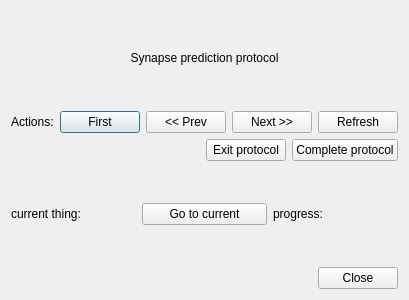
Qt form neurolabi/gui/protocols/synapsepredictionprotocol.ui (janelia-flyem/NeuTu) before a commit.
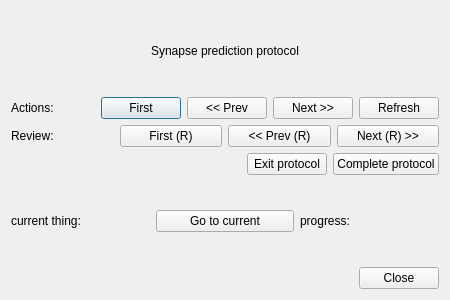
The same form after that commit.

Commit message: add review buttons for synapse protocol

```diff
--- a/neurolabi/gui/protocols/synapsepredictionprotocol.ui
+++ b/neurolabi/gui/protocols/synapsepredictionprotocol.ui
@@ -6,7 +6,7 @@
    <rect>
     <x>0</x>
     <y>0</y>
-    <width>400</width>
+    <width>450</width>
     <height>300</height>
    </rect>
   </property>
@@ -76,6 +76,38 @@
      </item>
     </layout>
    </item>
+   <item>
+    <layout class="QHBoxLayout" name="horizontalLayout_4">
+     <item>
+      <widget class="QLabel" name="label_3">
+       <property name="text">
+        <string>Review:</string>
+       </property>
+      </widget>
+     </item>
+     <item>
+      <widget class="QPushButton" name="reviewFirstButton">
+       <property name="text">
+        <string>First (R)</string>
+       </property>
+      </widget>
+     </item>
+     <item>
+      <widget class="QPushButton" name="reviewPrevButton">
+       <property name="text">
+        <string>&lt;&lt; Prev (R)</string>
+       </property>
+      </widget>
+     </item>
+     <item>
+      <widget class="QPushButton" name="reviewNextButton">
+       <property name="text">
+        <string>Next (R) &gt;&gt;</string>
+       </property>
+      </widget>
+     </item>
+    </layout>
+   </item>
    <item>
     <layout class="QHBoxLayout" name="horizontalLayout_2">
      <item>
```
The commit also changes 2 other files.
